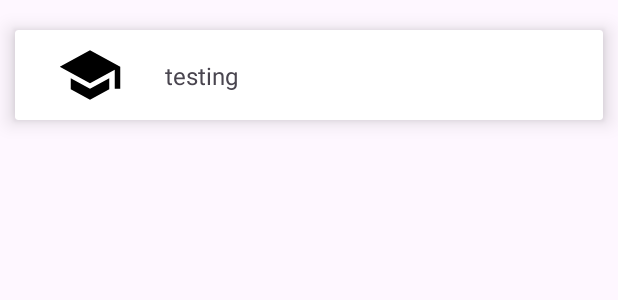
After one commit to JustinVillacorta/academic_app, an Android app: the layout recyclerview_item_layout.xml on its own in the app's theme, with its tools: preview values and no code run, on a phone screen of 412 x 824 dp. The commit adds this screen. Shown: the top 300 px of the screen. Run offline under Robolectric (Android 15) with nearby library versions, the phone set to English and light mode, and no system bars.

Commit message:
recyclerview Testing

```diff
--- a/app/build.gradle.kts
+++ b/app/build.gradle.kts
@@ -38,6 +38,7 @@ android {
 }
 
 dependencies {
+    implementation(libs.androidx.activity)
     val nav_version = "2.7.7"
 
     // Navigation components
@@ -64,4 +65,7 @@ dependencies {
     androidTestImplementation("androidx.test.espresso:espresso-core:3.5.1")
 
     implementation("com.squareup.okhttp3:logging-interceptor:4.9.3")
+    //recyclerview
+    implementation("androidx.recyclerview:recyclerview:1.3.2")
+    implementation("androidx.recyclerview:recyclerview-selection:1.1.0")
 }
--- a/app/src/main/AndroidManifest.xml
+++ b/app/src/main/AndroidManifest.xml
@@ -15,6 +15,12 @@
         android:supportsRtl="true"
         android:theme="@style/Theme.Academic"
         tools:targetApi="31">
+        <activity
+            android:name=".recyclerview"
+            android:exported="false" />
+        <activity
+            android:name=".moderator"
+            android:exported="false" />
         <activity
             android:name=".Sign_up"
             android:exported="false" />
--- /dev/null
+++ b/app/src/main/java/com/example/academic/RecyclerviewDataClass.kt
@@ -0,0 +1,3 @@
+package com.example.academic
+
+data class RecyclerviewDataClass(var dataImage:Int, var dataTitle:String)
--- /dev/null
+++ b/app/src/main/res/drawable/baseline_school_24.xml
@@ -0,0 +1,5 @@
+<vector xmlns:android="http://schemas.android.com/apk/res/android" android:height="24dp" android:tint="#000000" android:viewportHeight="24" android:viewportWidth="24" android:width="24dp">
+
+    <path android:fillColor="@android:color/white" android:pathData="M5,13.18v4L12,21l7,-3.82v-4L12,17l-7,-3.82zM12,3L1,9l11,6 9,-4.91V17h2V9L12,3z"/>
+
+</vector>
--- a/app/src/main/res/layout/activity_main.xml
+++ b/app/src/main/res/layout/activity_main.xml
@@ -16,8 +16,9 @@
         android:layout_height="640dp"
         android:background="@drawable/sign_up_upper"
         app:layout_constraintEnd_toEndOf="parent"
+        app:layout_constraintHorizontal_bias="0.513"
         app:layout_constraintStart_toStartOf="parent"
-        app:layout_constraintTop_toTopOf="parent"/>
+        app:layout_constraintTop_toTopOf="parent" />
 
     <ImageView
         android:id="@+id/imageView2"
--- /dev/null
+++ b/app/src/main/res/layout/recyclerview_item_layout.xml
@@ -0,0 +1,42 @@
+<?xml version="1.0" encoding="utf-8"?>
+<androidx.cardview.widget.CardView android:layout_width="match_parent"
+    android:layout_height="wrap_content"
+    xmlns:android="http://schemas.android.com/apk/res/android"
+    xmlns:app="http://schemas.android.com/apk/res-auto"
+    android:layout_marginHorizontal="10dp"
+    android:layout_marginVertical="20dp"
+    app:cardElevation="8dp">
+
+    <androidx.constraintlayout.widget.ConstraintLayout
+        android:layout_width="match_parent"
+        android:layout_height="wrap_content">
+
+        <ImageView
+            android:layout_width="60dp"
+            android:layout_height="60dp"
+            android:id="@+id/image"
+            android:src="@drawable/baseline_school_24"
+            android:layout_marginStart="20dp"
+            android:padding="8dp"
+            android:adjustViewBounds="true"
+            android:scaleType="fitXY"
+            app:layout_constraintStart_toStartOf="parent"
+            app:layout_constraintBottom_toBottomOf="parent"
+            app:layout_constraintTop_toTopOf="parent"/>
+
+
+        <TextView
+            android:layout_width="wrap_content"
+            android:layout_height="wrap_content"
+            android:id="@+id/text"
+            android:text="testing"
+            android:textSize="16sp"
+            android:layout_marginStart="20dp"
+            app:layout_constraintStart_toEndOf="@+id/image"
+            app:layout_constraintTop_toTopOf="parent"
+            app:layout_constraintBottom_toBottomOf="parent"/>
+    </androidx.constraintlayout.widget.ConstraintLayout>
+
+
+
+</androidx.cardview.widget.CardView>
```
Also changed, not shown: app/src/main/java/com/example/academic/Recyclerview.kt (added, +71 -0 lines), app/src/main/java/com/example/academic/RecyclerviewAdapterClass.kt (added, +37 -0 lines), app/src/main/res/layout/activity_recyclerview.xml (added, +76 -0 lines).
